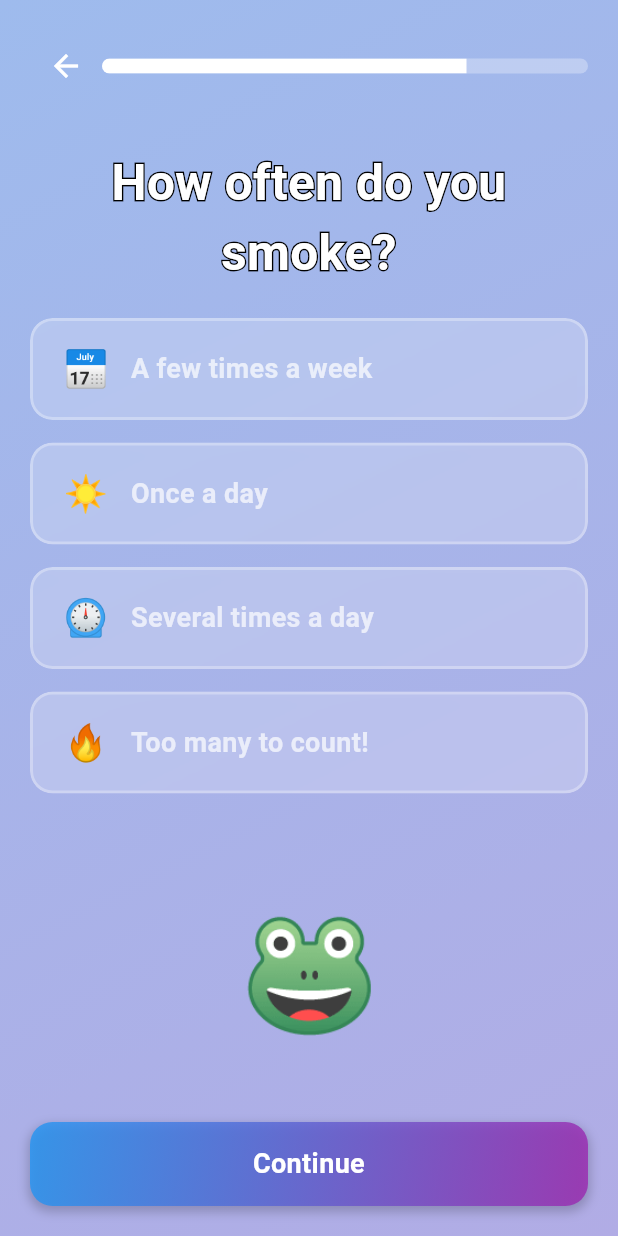
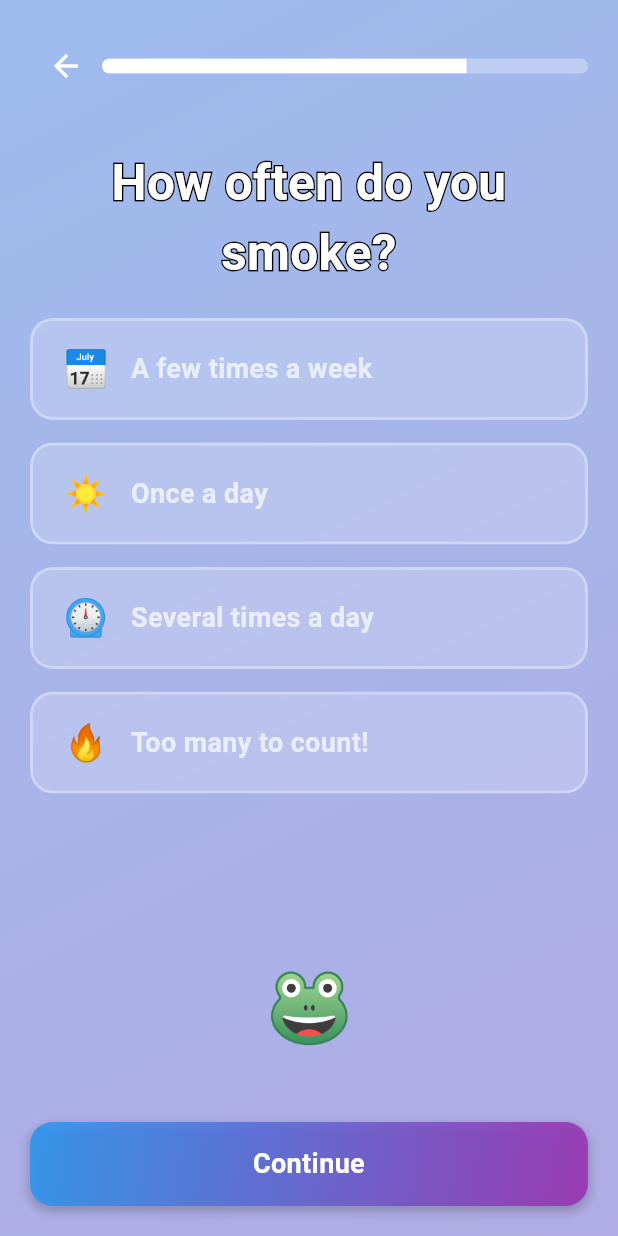
Before and after one commit to riyajidevindu/BeMA_App_V2, a Flutter app: the QuestionScreen16 screen opened by its route, on a phone screen of 412 x 824 dp. Run offline on Flutter 3.47's test engine with Material 3 defaults, Android fonts, the light colour scheme and no system bars; our stand-ins replace animated_background, animated_text_kit, awesome_snackbar_content, cloud_firestore, connectivity_plus, custom_navigation_bar and 7 more; missing offline and left inert: model_viewer_plus, record; accounts and stored records are empty; statements that could not run were skipped.

Commit message:
reduce font size of frog emoji on question screen 16

```diff
--- a/bema_application/lib/features/general_questions/screens/question_screen_16.dart
+++ b/bema_application/lib/features/general_questions/screens/question_screen_16.dart
@@ -128,7 +128,7 @@ class _QuestionScreen16State extends State<QuestionScreen16>
                 const SizedBox(height: 30),
                 const Text(
                   '🐸',
-                  style: TextStyle(fontSize: 80),
+                  style: TextStyle(fontSize: 50),
                 ),
                 const SizedBox(height: 40),
                 GestureDetector(
```
